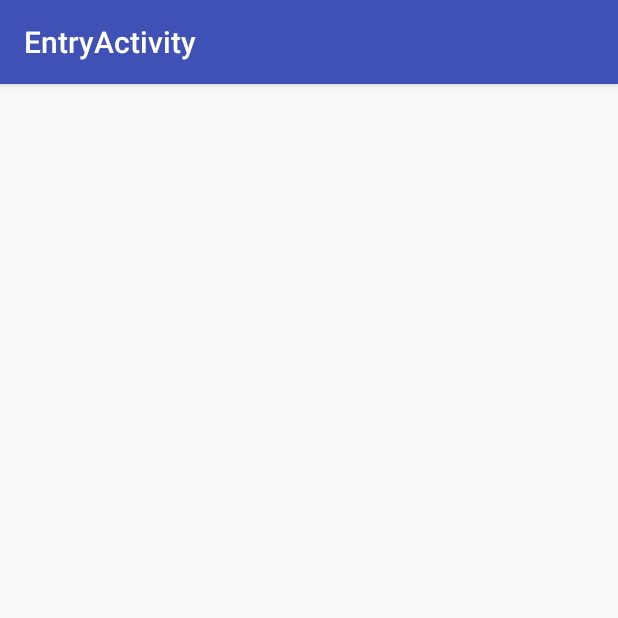
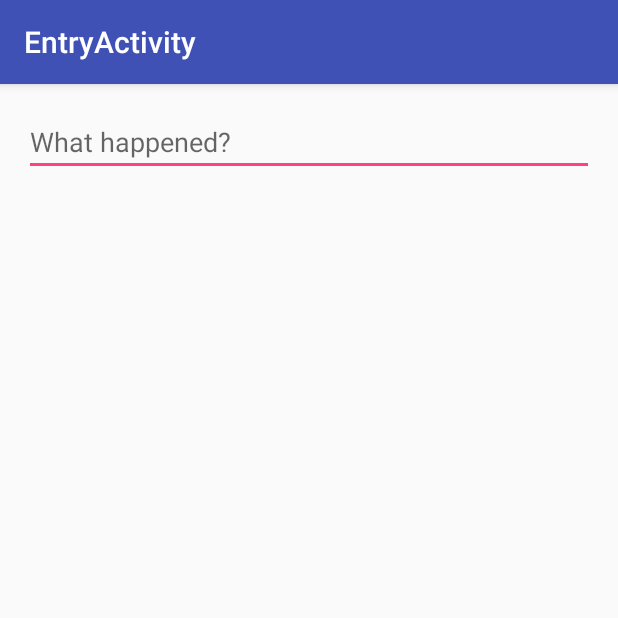
Before and after one commit to erichschroeter/LieutenantApp, an Android app: the EntryActivity screen opened directly, with no data from a screen before it, on a phone screen of 412 x 824 dp, the top half of it. Run offline under Robolectric (Android 15) with nearby library versions, the phone set to English and light mode, and no system bars.

Commit message:
Added an EditText to content_entry activity

```diff
--- a/app/src/main/res/layout/content_entry.xml
+++ b/app/src/main/res/layout/content_entry.xml
@@ -12,4 +12,11 @@
     tools:context="com.lieutenant.erichschroeter.lieutenantapp.EntryActivity"
     tools:showIn="@layout/activity_entry">
 
+    <EditText
+        android:id="@+id/editEntryText"
+        android:layout_width="match_parent"
+        android:layout_height="wrap_content"
+        android:layout_alignParentLeft="true"
+        android:hint="@string/entry_text_hint" />
+
 </RelativeLayout>
```
